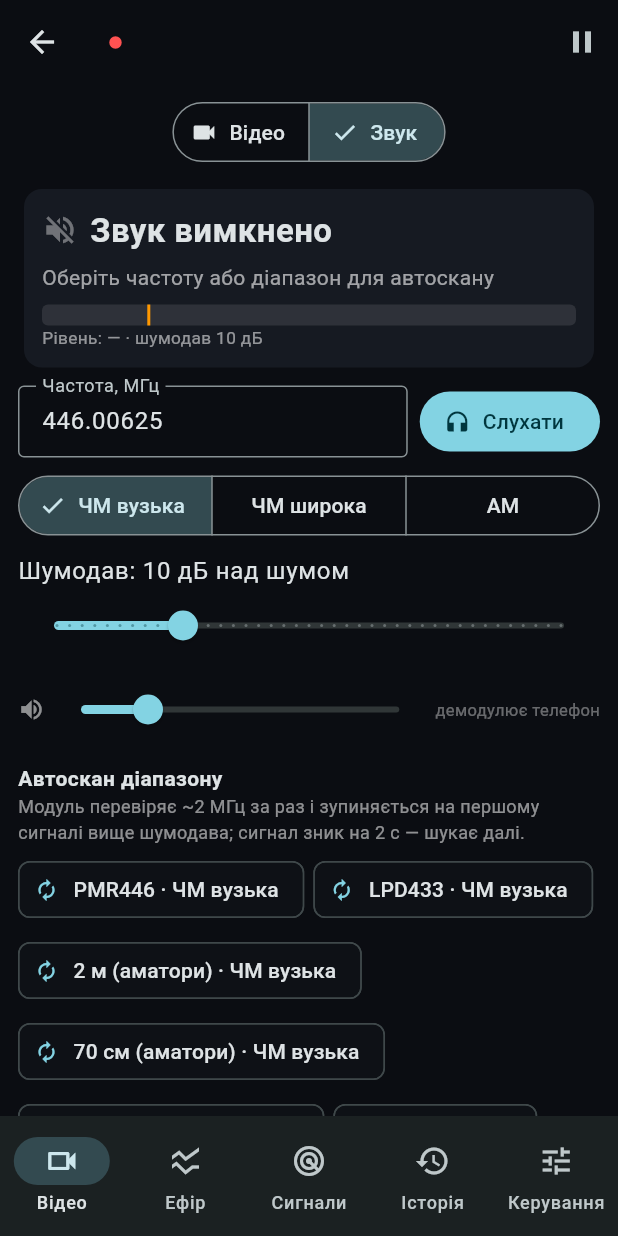
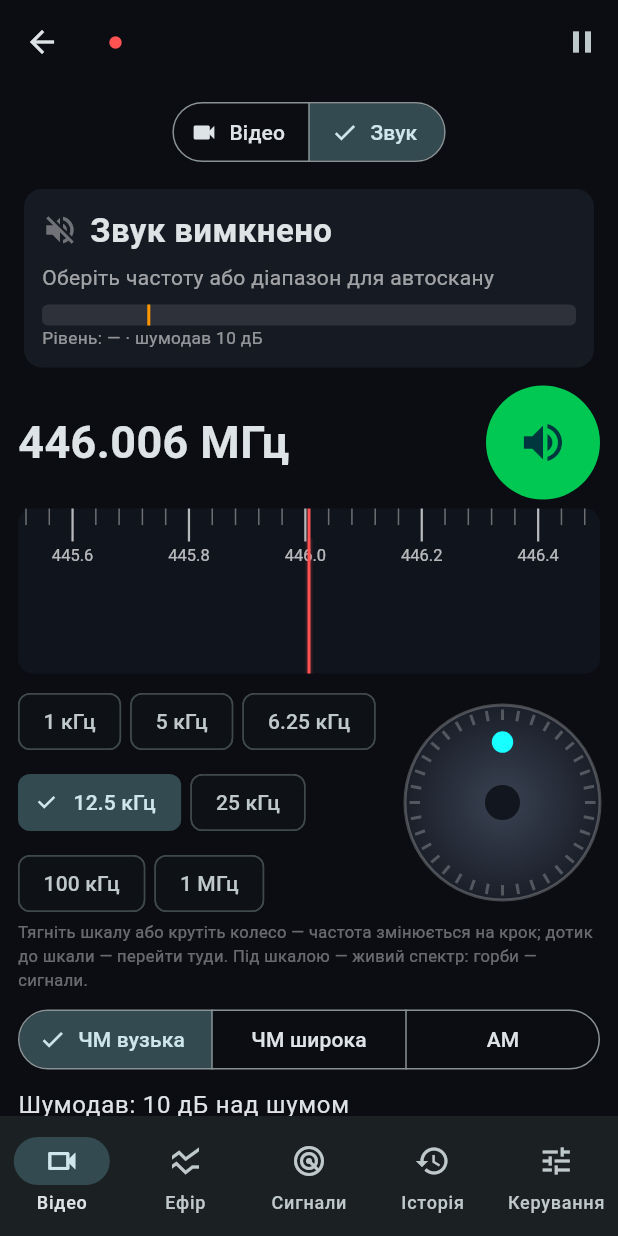
Before and after one commit to Breddog/tppz, a Flutter app: the DeviceScreen screen opened directly with empty values, after a tap on "Звук", on a phone screen of 412 x 824 dp. Run offline on Flutter 3.47's test engine with Material 3 defaults, Android fonts, the phone set to English and light mode, and no system bars; our stand-ins replace flutter_local_notifications, image_picker, shared_preferences; missing offline and left inert: app_settings, flutter_background_service, flutter_pcm_sound, mobile_scanner; accounts and stored records are empty; network calls fail.

Commit message:
Звук: колесо налаштування, частотна лінійка зі спектром, вмикання одним натиском; відео не завмирає в пошуку; без артефактів водоспаду
- Панель «Звук»: великий дисплей частоти (дотик — ввести точно), кругла кнопка
  звук увімк./вимк., шкала як у радіоприймача (тягнути з інерцією, дотик — перейти)
  з живим спектром під нею, колесо налаштування з тактильним відгуком, вибір кроку
  1 кГц…1 МГц. Перебудова в межах ±1 МГц — без перезапуску (POST /api/audio/params freq_hz).
- Автоскан «Весь діапазон / Від–до»: між вікнами пошуку модуль шле живий кадр
  поточної позиції — екран не завмирає. Вікна пошуку складаються в окремий спектр
  «Автоскан» (-3), а не змішуються зі «Стеженням».
- Водоспад/піки скидаються, коли кадр приходить з іншої ділянки (стеження перейшло
  на інший канал) — без склеювання різних частот. Збільшений кадр — лише свіжий.
- Спектр звуку (-2) і автоскану (-3) доходять і коли вибрано інший діапазон.
- Вкладка «Відео» не вмикає автоскан, якщо зараз слухаємо звук.

Co-Authored-By: Claude Opus 5.5 <noreply@anthropic.com>
Claude-Session: https://claude.ai/code/session_01Q56YB7rcyCsMsTKA8f7Vsn

```diff
--- a/mobile/lib/screens/audio_panel.dart
+++ b/mobile/lib/screens/audio_panel.dart
@@ -10,6 +10,7 @@ import '../api.dart';
 import '../audio/audio_demod.dart';
 import '../live.dart';
 import '../widgets/spectrum_view.dart';
+import '../widgets/tuning.dart';
 
 /// Звук з ефіру: рації, мовлення, авіація. Модуль демодулює, телефон лише програє (24 кГц, моно).
 class AudioPanel extends StatefulWidget {
@@ -50,6 +51,10 @@ class _AudioPanelState extends State<AudioPanel> {
   WebSocketChannel? _ws;
   StreamSubscription? _sub;
   bool _pcmReady = false;
+  double _fHz = 446.00625e6;
+  double _step = 12.5e3;
+  Timer? _tuneT;
+  DateTime _touched = DateTime(2000);
   bool _listening = false;
   int _bytes = 0;
   final _demod = PhoneAudioDemod();
@@ -70,6 +75,7 @@ class _AudioPanelState extends State<AudioPanel> {
     if (hz == null || !mounted) return;
     widget.listenRequest!.value = null;
     _freq.text = (hz / 1e6).toStringAsFixed(5);
+    _fHz = hz;
     _listen();
   }
 
@@ -87,6 +93,7 @@ class _AudioPanelState extends State<AudioPanel> {
 
   @override
   void dispose() {
+    _tuneT?.cancel();
     widget.listenRequest?.removeListener(_onRequest);
     _closeWs();
     FlutterPcmSound.release().catchError((_) {});
@@ -157,9 +164,50 @@ class _AudioPanelState extends State<AudioPanel> {
     if (mounted) ScaffoldMessenger.of(context).showSnackBar(SnackBar(content: Text(m)));
   }
 
+  /// Колесо/шкала: змінити частоту; якщо звук увімкнено — перебудувати модуль (не частіше ніж раз на 80 мс).
+  void _setFreq(double hz) {
+    hz = hz.clamp(1e6, 6e9);
+    setState(() {
+      _fHz = hz;
+      _freq.text = (hz / 1e6).toStringAsFixed(5);
+      _touched = DateTime.now();
+    });
+    final active = context.read<LiveConnection>().audio?['active'] == true;
+    if (!active) return;
+    _tuneT?.cancel();
+    _tuneT = Timer(const Duration(milliseconds: 80), () {
+      widget.api.post('/api/audio/params', {'freq_hz': _fHz}).catchError((_) => null);
+    });
+  }
+
+  Future<void> _enterFreq() async {
+    final c = TextEditingController(text: (_fHz / 1e6).toStringAsFixed(5));
+    final v = await showDialog<double>(
+      context: context,
+      builder: (ctx) => AlertDialog(
+        title: const Text('Частота, МГц'),
+        content: TextField(
+          controller: c,
+          autofocus: true,
+          keyboardType: const TextInputType.numberWithOptions(decimal: true),
+          onSubmitted: (t) => Navigator.pop(ctx, double.tryParse(t.replaceAll(',', '.'))),
+        ),
+        actions: [
+          TextButton(onPressed: () => Navigator.pop(ctx), child: const Text('Скасувати')),
+          FilledButton(
+            onPressed: () => Navigator.pop(ctx, double.tryParse(c.text.replaceAll(',', '.'))),
+            child: const Text('OK'),
+          ),
+        ],
+      ),
+    );
+    if (v != null) _setFreq(v * 1e6);
+  }
+
   Future<void> _listen() => _do(() async {
     final mhz = double.tryParse(_freq.text.replaceAll(',', '.'));
     if (mhz == null) throw ApiException('Вкажіть частоту в МГц');
+    _fHz = mhz * 1e6;
     await widget.api.post('/api/audio/start', {'freq_hz': mhz * 1e6, 'mod': _mod, 'squelch_db': _squelch});
     _openWs();
     setState(() => _listening = true);
@@ -191,6 +239,12 @@ class _AudioPanelState extends State<AudioPanel> {
     final l = context.watch<LiveConnection>();
     final a = l.audio ?? const {};
     final active = a['active'] == true;
+    // Автоскан модуля знайшов інший канал — показати (якщо користувач щойно не крутив сам)
+    final mf = (a['freq_hz'] as num?)?.toDouble();
+    if (active && mf != null && (mf - _fHz).abs() > 1 && DateTime.now().difference(_touched).inSeconds > 2) {
+      _fHz = mf;
+      _freq.text = (mf / 1e6).toStringAsFixed(5);
+    }
     final open = a['open'] == true;
     final level = (a['level_db'] as num?)?.toDouble();
     final frame = l.spectra[-2];
@@ -281,24 +335,75 @@ class _AudioPanelState extends State<AudioPanel> {
           ),
         const SizedBox(height: 8),
 
-        // ---- частота й модуляція ----
+        // ---- частота: дисплей, кнопка «звук», лінійка, колесо, крок ----
         Row(
           children: [
             Expanded(
-              child: TextField(
-                controller: _freq,
-                keyboardType: const TextInputType.numberWithOptions(decimal: true),
-                decoration: const InputDecoration(
-                  labelText: 'Частота, МГц',
-                  isDense: true,
-                  border: OutlineInputBorder(),
+              child: InkWell(
+                onTap: _enterFreq,
+                child: Padding(
+                  padding: const EdgeInsets.symmetric(vertical: 4),
+                  child: Text(
+                    '${(_fHz / 1e6).toStringAsFixed(_step < 1e4 ? 4 : 3)} МГц',
+                    style: const TextStyle(
+                      fontSize: 30,
+                      fontWeight: FontWeight.bold,
+                      fontFeatures: [FontFeature.tabularFigures()],
+                    ),
+                  ),
                 ),
-                onSubmitted: (_) => _listen(),
               ),
             ),
-            const SizedBox(width: 8),
-            FilledButton.icon(icon: const Icon(Icons.headphones), label: const Text('Слухати'), onPressed: _listen),
+            // Один натиск — звук увімк./вимк.
+            SizedBox(
+              width: 76,
+              height: 76,
+              child: FilledButton(
+                style: FilledButton.styleFrom(
+                  shape: const CircleBorder(),
+                  padding: EdgeInsets.zero,
+                  backgroundColor: active ? Colors.redAccent : Colors.greenAccent.shade700,
+                ),
+                onPressed: active ? _stop : _listen,
+                child: Icon(active ? Icons.volume_off : Icons.volume_up, size: 34),
+              ),
+            ),
           ],
+        ),
+        const SizedBox(height: 6),
+        FrequencyRuler(
+          freqHz: _fHz,
+          stepHz: _step,
+          spanHz: (_step * 80).clamp(100e3, 2.0e6),
+          spectrum: l.spectra[-2],
+          onChanged: _setFreq,
+        ),
+        const SizedBox(height: 8),
+        Row(
+          children: [
+            Expanded(
+              child: Wrap(
+                spacing: 6,
+                runSpacing: 6,
+                children: [
+                  for (final st in const [1e3, 5e3, 6.25e3, 12.5e3, 25e3, 100e3, 1e6])
+                    ChoiceChip(
+                      label: Text(
+                        st >= 1e6 ? '1 МГц' : '${(st / 1e3).toString().replaceAll(RegExp(r'\.0$'), '')} кГц',
+                      ),
+                      selected: _step == st,
+                      onSelected: (_) => setState(() => _step = st),
+                    ),
+                ],
+              ),
+            ),
+            TuningKnob(size: 130, onSteps: (n) => _setFreq(_fHz + n * _step)),
+          ],
+        ),
+        const Text(
+          'Тягніть шкалу або крутіть колесо — частота змінюється на крок; дотик до шкали — перейти туди. '
+          'Під шкалою — живий спектр: горби — сигнали.',
+          style: TextStyle(color: Colors.white38, fontSize: 11),
         ),
         const SizedBox(height: 8),
         SegmentedButton<String>(
--- a/mobile/lib/screens/device_screen.dart
+++ b/mobile/lib/screens/device_screen.dart
@@ -244,6 +244,19 @@ class _LiveTabState extends State<LiveTab> {
                     label: const Text('Стеження'),
                     selected: sel == -1,
                     onSelected: (_) => setState(() => l.followWatch = true),
+                  ),
+                ),
+              if (l.spectra.containsKey(-3) && l.watch?['autoscan'] != null)
+                Padding(
+                  padding: const EdgeInsets.only(right: 6),
+                  child: ChoiceChip(
+                    avatar: const Icon(Icons.autorenew, size: 16),
+                    label: const Text('Автоскан'),
+                    selected: sel == -3,
+                    onSelected: (_) {
+                      setState(() => l.followWatch = false);
+                      l.selectRange(-3);
+                    },
                   ),
                 ),
               for (final r in ranges)
--- a/mobile/lib/screens/video_tab.dart
+++ b/mobile/lib/screens/video_tab.dart
@@ -391,7 +391,9 @@ class _VideoTabState extends State<VideoTab> {
         if (!_started && l.connected) {
           _started = true;
           final cur = (l.watch?['freq_hz'] as num?)?.toDouble() ?? (l.status['watch_freq_hz'] as num?)?.toDouble();
-          if (l.status['mode'] != 'watch') {
+          if (l.audio?['active'] == true) {
+            // Слухаємо звук — не перебивати його автосканом відео
+          } else if (l.status['mode'] != 'watch') {
             if (_autoStart) {
               _autoscan(true); // одразу шукаємо відео по колу всіх сіток
             } else {
--- /dev/null
+++ b/mobile/lib/widgets/tuning.dart
@@ -0,0 +1,293 @@
+import 'dart:math' as math;
+
+import 'package:flutter/material.dart';
+import 'package:flutter/physics.dart';
+import 'package:flutter/services.dart';
+
+import '../models.dart';
+
+/// Частотна лінійка як на шкалі радіоприймача: тягніть пальцем — частота «пливе» під червоною
+/// рискою. Під шкалою — живий спектр навколо частоти (видно, де є сигнали).
+class FrequencyRuler extends StatefulWidget {
+  const FrequencyRuler({
+    super.key,
+    required this.freqHz,
+    required this.stepHz,
+    required this.onChanged,
+    this.spanHz = 1.0e6,
+    this.spectrum,
+  });
+
+  final double freqHz;
+  final double stepHz;
+  final double spanHz;
+  final SpectrumFrame? spectrum;
+  final ValueChanged<double> onChanged;
+
+  @override
+  State<FrequencyRuler> createState() => _FrequencyRulerState();
+}
+
+class _FrequencyRulerState extends State<FrequencyRuler> with SingleTickerProviderStateMixin {
+  late final AnimationController _fling = AnimationController.unbounded(vsync: this);
+  double _acc = 0;
+  double _width = 1;
+
+  double get _hzPerPx => widget.spanHz / _width;
+
+  @override
+  void initState() {
+    super.initState();
+    _fling.addListener(() {
+      _move(-(_fling.value - _lastFling));
+      _lastFling = _fling.value;
+    });
+  }
+
+  double _lastFling = 0;
+
+  @override
+  void dispose() {
+    _fling.dispose();
+    super.dispose();
+  }
+
+  void _move(double dx) {
+    _acc += dx * _hzPerPx;
+    final steps = (_acc / widget.stepHz).truncate();
+    if (steps != 0) {
+      _acc -= steps * widget.stepHz;
+      HapticFeedback.selectionClick();
+      widget.onChanged(_snap(widget.freqHz + steps * widget.stepHz));
+    }
+  }
+
+  double _snap(double hz) => (hz / widget.stepHz).round() * widget.stepHz;
+
+  @override
+  Widget build(BuildContext context) {
+    return LayoutBuilder(
+      builder: (_, c) {
+        _width = c.maxWidth;
+        return GestureDetector(
+          behavior: HitTestBehavior.opaque,
+          onHorizontalDragStart: (_) => _fling.stop(),
+          onHorizontalDragUpdate: (d) => _move(-d.delta.dx),
+          onHorizontalDragEnd: (d) {
+            _lastFling = 0;
+            _fling.animateWith(FrictionSimulation(0.02, 0, d.velocity.pixelsPerSecond.dx.clamp(-4000, 4000)));
+          },
+          onTapUp: (d) {
+            // дотик — перейти на цю точку шкали
+            final hz = widget.freqHz + (d.localPosition.dx - _width / 2) * _hzPerPx;
+            HapticFeedback.selectionClick();
+            widget.onChanged(_snap(hz));
+          },
+          child: CustomPaint(
+            painter: _RulerPainter(widget.freqHz, widget.spanHz, widget.stepHz, widget.spectrum),
+            child: const SizedBox(height: 110, width: double.infinity),
+          ),
+        );
+      },
+    );
+  }
+}
+
+class _RulerPainter extends CustomPainter {
+  _RulerPainter(this.f, this.span, this.step, this.spec);
+
+  final double f, span, step;
+  final SpectrumFrame? spec;
+
+  @override
+  void paint(Canvas canvas, Size size) {
+    final w = size.width, h = size.height;
+    canvas.drawRRect(
+      RRect.fromRectAndRadius(Offset.zero & size, const Radius.circular(10)),
+      Paint()..color = const Color(0xFF10141C),
+    );
+    final lo = f - span / 2;
+    double x(double hz) => (hz - lo) / span * w;
+
+    // Спектр навколо частоти
+    final s = spec;
+    if (s != null && s.bins.isNotEmpty) {
+      final dLo = (s.floor.isEmpty ? -110.0 : s.floor[s.floor.length ~/ 2]) - 5;
+      final top = topDb(s);
+      final path = Path()..moveTo(0, h);
+      for (var px = 0; px <= w; px += 2) {
+        final hz = lo + px / w * span;
+        final i = s.indexOf(hz);
+        if (i < 0 || i >= s.bins.length) continue;
+        final v = ((s.bins[i] - dLo) / (top - dLo)).clamp(0.0, 1.0);
+        path.lineTo(px.toDouble(), h - 6 - v * (h * 0.55));
+      }
+      path
+        ..lineTo(w, h)
+        ..close();
+      canvas.drawPath(path, Paint()..color = const Color(0x5500E5FF));
+    }
+
+    // Поділки
+    final major = _niceStep(span / 5);
+    final minor = major / 5;
+    final tick = Paint()
+      ..color = Colors.white38
+      ..strokeWidth = 1;
+    final tickMajor = Paint()
+      ..color = Colors.white70
+      ..strokeWidth = 1.5;
+    for (var t = (lo / minor).ceil() * minor; t <= lo + span; t += minor) {
+      final isMajor = ((t / major).round() * major - t).abs() < minor / 10;
+      canvas.drawLine(Offset(x(t), 0), Offset(x(t), isMajor ? 22 : 11), isMajor ? tickMajor : tick);
+      if (isMajor) {
+        final tp = TextPainter(
+          text: TextSpan(
+            text: _label(t, major),
+            style: const TextStyle(color: Colors.white70, fontSize: 11),
+          ),
+          textDirection: TextDirection.ltr,
+        )..layout();
+        tp.paint(canvas, Offset(x(t) - tp.width / 2, 25));
+      }
+    }
+    // Центральна риска
+    canvas.drawLine(
+      Offset(w / 2, 0),
+      Offset(w / 2, h),
+      Paint()
+        ..color = Colors.redAccent
+        ..strokeWidth = 2,
+    );
+    // Ширина кроку (смуга каналу)
+    final cw = math.max(2.0, step / span * w);
+    canvas.drawRect(
+      Rect.fromCenter(center: Offset(w / 2, h / 2 + 10), width: cw, height: h - 20),
+      Paint()..color = const Color(0x22FF5252),
+    );
+  }
+
+  static double topDb(SpectrumFrame s) {
+    var m = -200.0;
+    for (final v in s.bins) {
+      if (v > m) m = v;
+    }
+    final fl = s.floor.isEmpty ? -110.0 : s.floor[s.floor.length ~/ 2];
+    return math.max(m + 3, fl + 25);
+  }
+
+  static double _niceStep(double raw) {
+    final p = math.pow(10, (math.log(raw) / math.ln10).floor()).toDouble();
+    for (final k in [1.0, 2.0, 2.5, 5.0, 10.0]) {
+      if (k * p >= raw) return k * p;
+    }
+    return 10 * p;
+  }
+
+  static String _label(double hz, double major) {
+    final mhz = hz / 1e6;
+    final dec = major >= 1e6 ? 0 : (major >= 1e5 ? 1 : (major >= 1e4 ? 2 : 3));
+    return mhz.toStringAsFixed(dec);
+  }
+
+  @override
+  bool shouldRepaint(covariant _RulerPainter old) =>
+      old.f != f || old.span != span || old.step != step || old.spec != spec;
+}
+
+/// Колесо налаштування: крутіть пальцем — кожні [degPerStep] градусів = один крок частоти.
+class TuningKnob extends StatefulWidget {
+  const TuningKnob({super.key, required this.onSteps, this.size = 150, this.degPerStep = 12});
+
+  final void Function(int steps) onSteps;
+  final double size;
+  final double degPerStep;
+
+  @override
+  State<TuningKnob> createState() => _TuningKnobState();
+}
+
+class _TuningKnobState extends State<TuningKnob> {
+  double _angle = 0;
+  double _acc = 0;
+  double? _last;
+
+  double _angleOf(Offset p) {
+    final c = Offset(widget.size / 2, widget.size / 2);
+    return math.atan2(p.dy - c.dy, p.dx - c.dx);
+  }
+
+  void _update(Offset p) {
+    final a = _angleOf(p);
+    if (_last != null) {
+      var d = a - _last!;
+      if (d > math.pi) d -= 2 * math.pi;
+      if (d < -math.pi) d += 2 * math.pi;
+      setState(() => _angle += d);
+      _acc += d * 180 / math.pi;
+      final steps = (_acc / widget.degPerStep).truncate();
+      if (steps != 0) {
+        _acc -= steps * widget.degPerStep;
+        HapticFeedback.selectionClick();
+        widget.onSteps(steps);
+      }
+    }
+    _last = a;
+  }
+
+  @override
+  Widget build(BuildContext context) {
+    return GestureDetector(
+      onPanStart: (d) => _last = _angleOf(d.localPosition),
+      onPanUpdate: (d) => _update(d.localPosition),
+      onPanEnd: (_) => _last = null,
+      child: CustomPaint(size: Size.square(widget.size), painter: _KnobPainter(_angle)),
+    );
+  }
+}
+
+class _KnobPainter extends CustomPainter {
+  _KnobPainter(this.angle);
+
+  final double angle;
+
+  @override
+  void paint(Canvas canvas, Size size) {
+    final c = size.center(Offset.zero);
+    final r = size.width / 2;
+    canvas.drawCircle(
+      c,
+      r,
+      Paint()
+        ..shader = const RadialGradient(colors: [Color(0xFF3A4252), Color(0xFF1A1F29)])
+            .createShader(Rect.fromCircle(center: c, radius: r)),
+    );
+    canvas.drawCircle(
+      c,
+      r,
+      Paint()
+        ..color = Colors.white24
+        ..style = PaintingStyle.stroke
+        ..strokeWidth = 2,
+    );
+    // рифлення
+    final rib = Paint()
+      ..color = Colors.white24
+      ..strokeWidth = 2;
+    for (var k = 0; k < 36; k++) {
+      final a = angle + k * math.pi / 18;
+      canvas.drawLine(
+        c + Offset(math.cos(a), math.sin(a)) * (r - 10),
+        c + Offset(math.cos(a), math.sin(a)) * (r - 3),
+        rib,
+      );
+    }
+    // мітка-«пальчик»
+    final a = angle - math.pi / 2;
+    canvas.drawCircle(c + Offset(math.cos(a), math.sin(a)) * (r * 0.62), r * 0.11, Paint()..color = Colors.cyanAccent);
+    canvas.drawCircle(c, r * 0.18, Paint()..color = const Color(0xFF12161E));
+  }
+
+  @override
+  bool shouldRepaint(covariant _KnobPainter old) => old.angle != angle;
+}
```
Also changed, not shown: mobile/lib/live.dart (+11 -0 lines), mobile/lib/widgets/spectrum_view.dart (+6 -1 lines), 2 other files.
